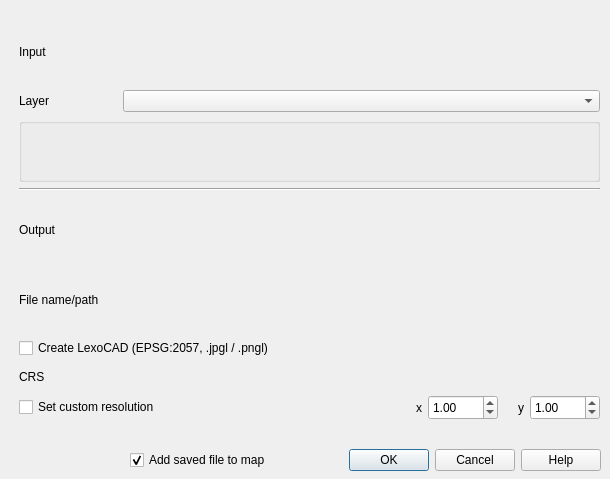
First picture: the form in raster_cutter_dialog_base.ui, repository geometalab/qgis-raster-cutter, before the edit.
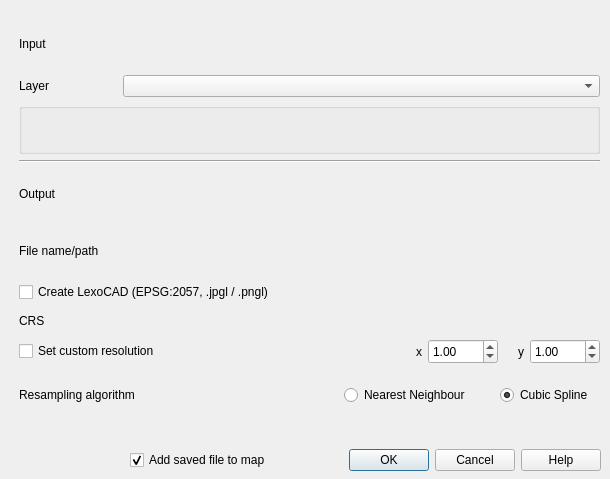
Second picture: the form after the edit. Icons and pictures are not drawn. Custom widgets are drawn as their Qt base class.

Commit message: - implemented some f strings - replaced " " with ' ' in tooltips.py - added resampling method & tooltips

What changed in the file:
```diff
--- a/raster_cutter_dialog_base.ui
+++ b/raster_cutter_dialog_base.ui
@@ -278,6 +278,52 @@
       </item>
      </layout>
     </item>
+    <item>
+     <layout class="QHBoxLayout" name="horizontalLayout_4">
+      <item>
+       <widget class="QLabel" name="resampling_algorithm_label">
+        <property name="text">
+         <string>Resampling algorithm</string>
+        </property>
+       </widget>
+      </item>
+      <item>
+       <widget class="QRadioButton" name="nearest_neighbour_radio_button">
+        <property name="maximumSize">
+         <size>
+          <width>150</width>
+          <height>16777215</height>
+         </size>
+        </property>
+        <property name="text">
+         <string>Nearest Neighbour</string>
+        </property>
+       </widget>
+      </item>
+      <item>
+       <widget class="QRadioButton" name="cubic_spline_radio_button">
+        <property name="minimumSize">
+         <size>
+          <width>100</width>
+          <height>0</height>
+         </size>
+        </property>
+        <property name="maximumSize">
+         <size>
+          <width>100</width>
+          <height>100</height>
+         </size>
+        </property>
+        <property name="text">
+         <string>Cubic Spline</string>
+        </property>
+        <property name="checked">
+         <bool>true</bool>
+        </property>
+       </widget>
+      </item>
+     </layout>
+    </item>
    </layout>
   </widget>
   <widget class="QCheckBox" name="add_to_map_checkbox">
```
The commit also changes 2 other files.
